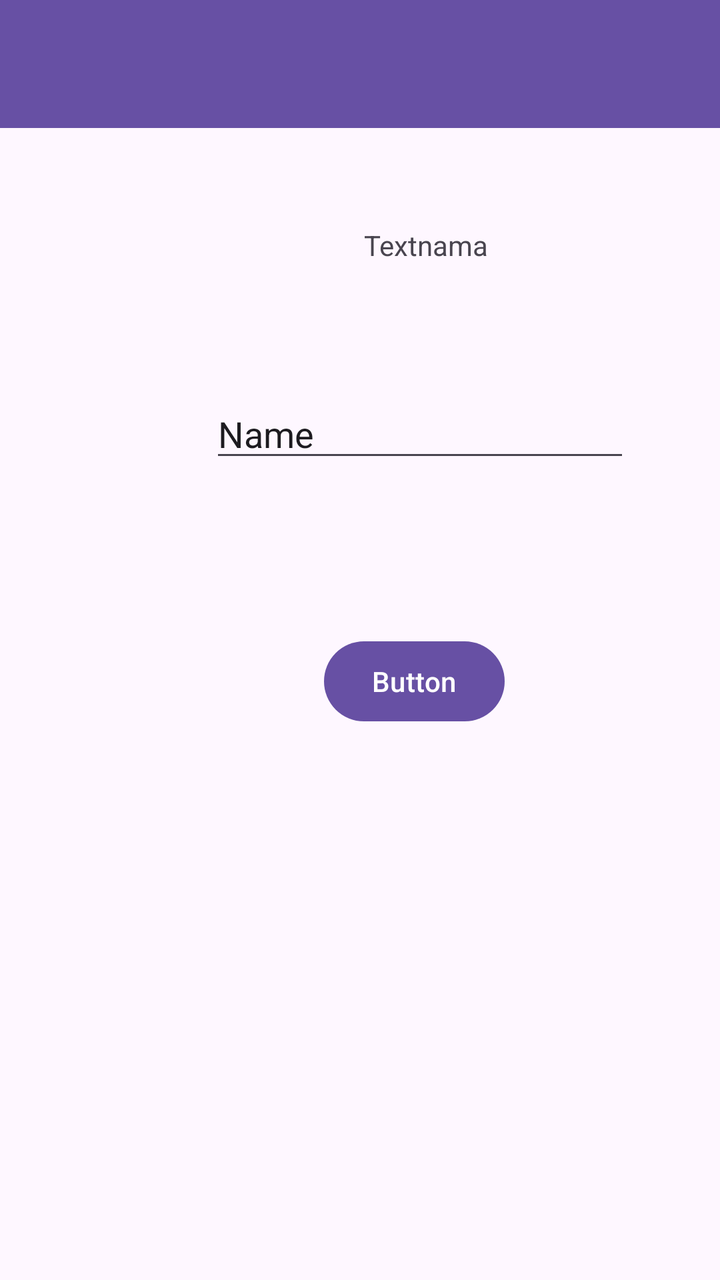
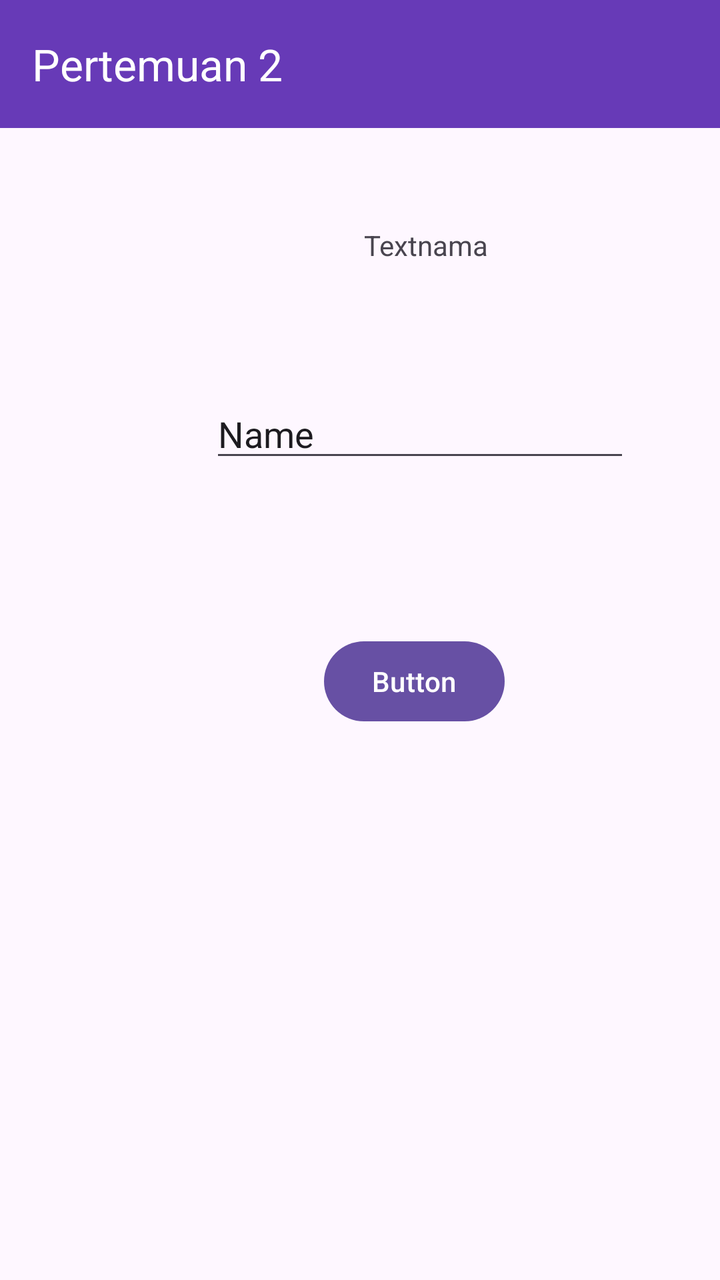

Compare the two renders of this Android layout. The source of the first and the diff that turns it into the second are given below.
<!-- AndroidManifest.xml: application theme Theme.Marsnovrizal -->
<!-- res/layout/activity_second.xml -->
<?xml version="1.0" encoding="utf-8"?>
<androidx.constraintlayout.widget.ConstraintLayout xmlns:android="http://schemas.android.com/apk/res/android"
    xmlns:app="http://schemas.android.com/apk/res-auto"
    xmlns:tools="http://schemas.android.com/tools"
    android:id="@+id/main"
    android:layout_width="match_parent"
    android:layout_height="match_parent"
    tools:context=".pertemuan_2.SecondActivity">

    <TextView
        android:id="@+id/textnama"
        android:layout_width="wrap_content"
        android:layout_height="wrap_content"
        android:text="Textnama"
        app:layout_constraintBottom_toBottomOf="parent"
        app:layout_constraintEnd_toEndOf="parent"
        app:layout_constraintHorizontal_bias="0.611"
        app:layout_constraintStart_toStartOf="parent"
        app:layout_constraintTop_toTopOf="parent"
        app:layout_constraintVertical_bias="0.182" />

    <Button
        android:id="@+id/btnSubmit"
        android:layout_width="wrap_content"
        android:layout_height="wrap_content"
        android:text="Button"
        app:layout_constraintBottom_toBottomOf="parent"
        app:layout_constraintEnd_toEndOf="parent"
        app:layout_constraintHorizontal_bias="0.601"
        app:layout_constraintStart_toStartOf="parent"
        app:layout_constraintTop_toTopOf="parent"
        app:layout_constraintVertical_bias="0.535" />

    <EditText
        android:id="@+id/inputNama"
        android:layout_width="wrap_content"
        android:layout_height="wrap_content"
        android:ems="10"
        android:inputType="text"
        android:text="Name"
        app:layout_constraintBottom_toBottomOf="parent"
        app:layout_constraintEnd_toEndOf="parent"
        app:layout_constraintHorizontal_bias="0.701"
        app:layout_constraintStart_toStartOf="parent"
        app:layout_constraintTop_toTopOf="parent"
        app:layout_constraintVertical_bias="0.325" />

    <androidx.appcompat.widget.Toolbar
        android:id="@+id/toolbar"
        android:layout_width="match_parent"
        android:layout_height="?attr/actionBarSize"
        android:background="?attr/colorPrimary"
        app:titleTextColor="@android:color/white"
        app:subtitleTextColor="@android:color/white" />

</androidx.constraintlayout.widget.ConstraintLayout>
<!-- resources referenced by this layout -->
<resources>
  <style name="Theme.Marsnovrizal" parent="Base.Theme.Marsnovrizal" />
  <style name="Base.Theme.Marsnovrizal" parent="Theme.Material3.DayNight.NoActionBar">
          
          
      </style>
</resources>

<!-- the commit's change to res/layout/activity_second.xml (unified diff, before → after) -->
@@ -5,7 +5,7 @@
     android:id="@+id/main"
     android:layout_width="match_parent"
     android:layout_height="match_parent"
-    tools:context=".pertemuan_2.SecondActivity">
+    tools:context=".Home.pertemuan_2.SecondActivity">
 
     <TextView
         android:id="@+id/textnama"
@@ -47,10 +47,13 @@
 
     <androidx.appcompat.widget.Toolbar
         android:id="@+id/toolbar"
-        android:layout_width="match_parent"
+        android:layout_width="0dp"
         android:layout_height="?attr/actionBarSize"
-        android:background="?attr/colorPrimary"
+        android:background="#673AB7"
+        app:title="Pertemuan 2"
         app:titleTextColor="@android:color/white"
-        app:subtitleTextColor="@android:color/white" />
+        app:layout_constraintTop_toTopOf="parent"
+        app:layout_constraintStart_toStartOf="parent"
+        app:layout_constraintEnd_toEndOf="parent" />
 
 </androidx.constraintlayout.widget.ConstraintLayout>
